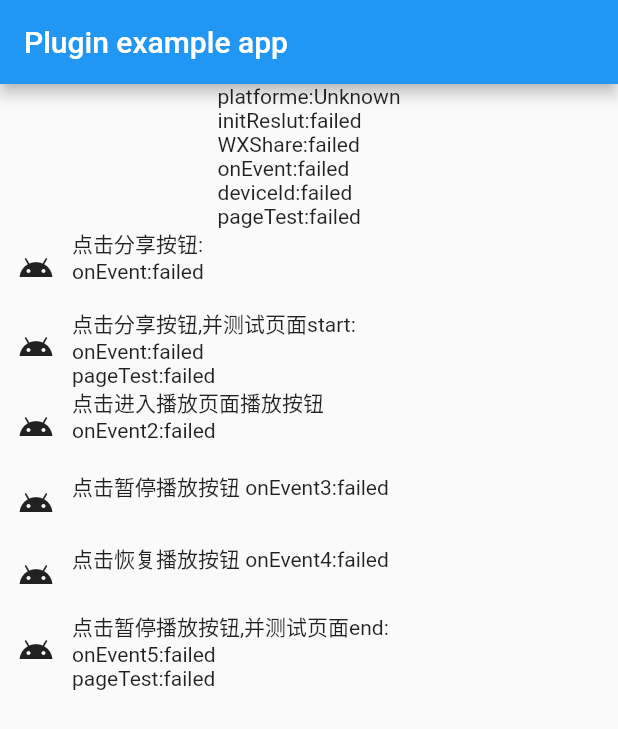
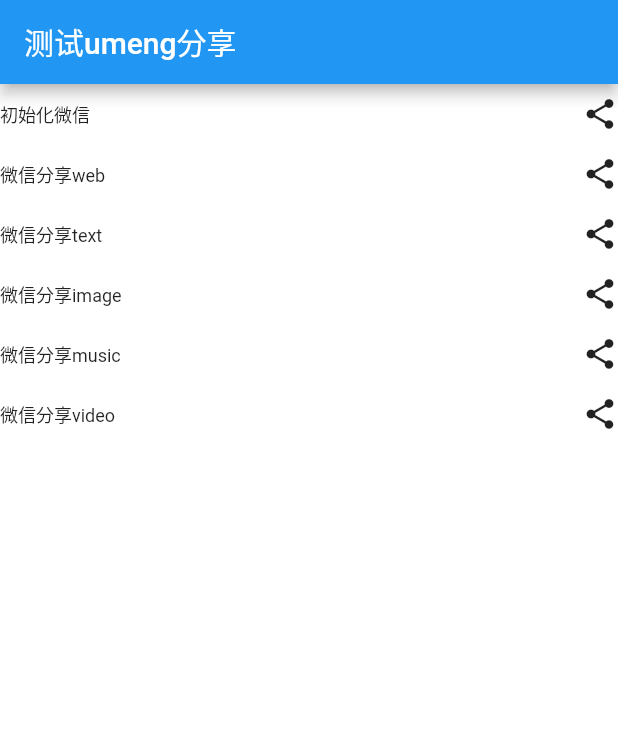
Before and after one commit to clouds0061/umeng, a Flutter app: the screen it shows after launch, on a phone screen of 412 x 824 dp. Shown: the top 729 px of the screen. Run offline on Flutter 3.47's test engine with Material 2 defaults, Android fonts, the phone set to English and light mode, and no system bars.

Commit message:
0.0.4 添加分享部分
添加微信分享，微博分享。

```diff
--- a/example/lib/main.dart
+++ b/example/lib/main.dart
@@ -20,6 +20,12 @@
   String _resultOnEvent = 'failed';
   String _resultGetDeviceId = 'failed';
   String _resultPage = 'failed';
+
+  String _resultText = 'failed'; //文本分享返回
+  String _resultWeb = 'failed'; //web分享返回
+  String _resultImage = 'failed'; //图片分享返回
+  String _resultMusic = 'failed'; //音乐分享返回
+  String _resultVideo = 'failed'; //视屏分享返回
   static const MethodChannel channel = const MethodChannel('umeng');
 
   @override
@@ -28,6 +34,12 @@
     initPlatformState();
     initUm();
     getDevice();
+    models.add(new Model('初始化微信'));
+    models.add(new Model('微信分享web'));
+    models.add(new Model('微信分享text'));
+    models.add(new Model('微信分享image'));
+    models.add(new Model('微信分享music'));
+    models.add(new Model('微信分享video'));
 //    onPageStart();
 //    Umeng.initShare('111', '111');
 //    Umeng.onResume();
@@ -89,6 +101,7 @@
       _resultOnEvent = _string;
     });
   }
+
   onEvent3() async {
     String _string;
     try {
@@ -100,6 +113,7 @@
       _resultOnEvent = _string;
     });
   }
+
   onEvent4() async {
     String _string;
     try {
@@ -124,6 +138,97 @@
     });
   }
 
+  //umeng 初始化微信
+  String initWXReslut = 'failed';
+
+  initWx() async {
+    String _string;
+    try {
+      _string = await Umeng.initWXShare("wx3d58ea2fd48e25d1", "3470678730");
+    } on Exception {
+      _string = 'wxShare failed!';
+    }
+    setState(() {
+      initWXReslut = _string;
+    });
+  }
+
+  //umeng 微信分享web
+  String wxShareResult = 'failed';
+
+  wXShare() async {
+    String _string;
+    try {
+      _string = await Umeng.wXShareWeb(
+          "https://wxapp.ztsafe.com/keyValue/static/image/mother_mini.png"
+      , "https://www.baidu.com", "测试分享");
+    } on Exception {
+      _string = 'wxShare failed!';
+    }
+    setState(() {
+      _resultWeb = _string;
+    });
+  }
+
+  //分享文本
+  wXShareText() async {
+    String _string;
+    try {
+      _string = await Umeng.wXShareText('测试文本分享');
+    } on Exception {
+      _string = 'wxShare failed!';
+    }
+    setState(() {
+      _resultText = _string;
+    });
+  }
+
+
+  //分享图片
+  wXShareImage() async {
+    String _string;
+    try {
+      _string = await Umeng.wXShareImage(
+          'https://wxapp.ztsafe.com/keyValue/static/image/mother_mini.png');
+    } on Exception {
+      _string = 'wxShare failed!';
+    }
+    setState(() {
+      _resultImage = _string;
+    });
+  }
+
+  //分享文本
+  wXShareMusic() async {
+    String _string;
+    try {
+      _string = await Umeng.wXShareMusic(
+          'https://music.163.com/#/user/event?id=1652788794', '', '房间',
+          '刘瑞琦的房间',
+          "https://timgsa.baidu.com/timg?image&quality=80&size=b9999_10000&sec=1540550772845&di=c98e6b72fea89c2ee6b62a3d515e50de&imgtype=0&src=http%3A%2F%2Fimge.kugou.com%2Fstdmusic%2F240%2F20160621%2F20160621011134921872.jpg");
+    } on Exception {
+      _string = 'wxShare failed!';
+    }
+    setState(() {
+      _resultMusic = _string;
+    });
+  }
+
+  //分享文本
+  wXShareVideo() async {
+    String _string;
+    try {
+      _string = await Umeng.wXShareVedio(
+          '与神同行片段', 'https://movie.douban.com/trailer/224638/#content', '与神同行'
+      , "");
+    } on Exception {
+      _string = 'wxShare failed!';
+    }
+    setState(() {
+      _resultVideo = _string;
+    });
+  }
+
   //获取device id
   getDevice() async {
     String _string;
@@ -137,17 +242,18 @@
     });
   }
 
-  wxShare() async {
-    String strings;
-    try {
-      strings = await Umeng.wxShare("hello!");
-    } on Exception {
-      strings = 'wxShare failed!';
-    }
-    setState(() {
-      _resultWxShare = strings;
-    });
-  }
+//
+//  wxShare() async {
+//    String strings;
+//    try {
+//      strings = await Umeng.wxShare("hello!");
+//    } on Exception {
+//      strings = 'wxShare failed!';
+//    }
+//    setState(() {
+//      _resultWxShare = strings;
+//    });
+//  }
 
   initPlatformState() async {
     String platformVersion;
@@ -174,7 +280,7 @@
     try {
 //      res = await Umeng.initUm('5bc44da0f1f556a593000135');//android
 //      res = await Umeng.initUmIos("5bc569f3f1f556e25a000245", "");//ipad
-      res = await Umeng.initUmIos("5bc3ef79f1f55675130000af", "");//iPhone
+      res = await Umeng.initUmIos("5bc3ef79f1f55675130000af", ""); //iPhone
     } on PlatformException {
       res = 'Failed to get init Umeng.';
     }
@@ -204,96 +310,81 @@
     });
   }
 
+
+  List<Model> models = new List();
+
   @override
   Widget build(BuildContext context) {
     // TODO: implement build
     return new MaterialApp(
+        title: '',
         home: new Scaffold(
             appBar: new AppBar(
-                title: const Text('Plugin example app'),
+                title: new Text('测试umeng分享'),
                 ),
-            body: new Column(children: <Widget>[
-              new Center(
-                  child:
-                  new Text('platforme:$_platformVersion\n'
-                      'initReslut:$_resultInit\n'
-                      'WXShare:$_resultWxShare\n'
-                      'onEvent:$_resultOnEvent\n'
-                      'deviceId:$_resultGetDeviceId\n'
-                      'pageTest:$_resultPage')),
-              new Center(
-                  child: new Row(children: <Widget>[
-                    new IconButton(
-                        icon: new Icon(Icons.android), onPressed: () {
-                      onEvent();
-//              wxShare();
-                    }),
-                    new Text('点击分享按钮:\n'
-                        'onEvent:$_resultOnEvent\n')
-                  ],)
+            body: new Container(
+                color: Colors.white,
+                width: double.infinity,
+                height: double.infinity,
+                child: new ListView.builder(
+                    itemCount: models.length, itemBuilder: buildItem,
+                    scrollDirection: Axis.vertical,),
+                ),
+            ),
+        );
+  }
+
+
+  Widget buildItem(BuildContext context, int index) {
+    return new Container(
+        height: 40.0,
+        width: double.infinity,
+        child: new Row(
+            children: <Widget>[
+              new Expanded(
+                  child: new Text(
+                      models[index].title, style: TextStyle(fontSize: 12.0),),
                   ),
-              new Center(
-                  child: new Row(children: <Widget>[
-                    new IconButton(
-                        icon: new Icon(Icons.android), onPressed: () {
-                      onEvent();
-                      onPageStart();
-//              wxShare();
-                    }),
-                    new Text('点击分享按钮,并测试页面start:\n'
-                        'onEvent:$_resultOnEvent\n'
-                        'pageTest:$_resultPage')
-                  ],)
-                  ),
-              new Center(
-                  child: new Row(children: <Widget>[
-                    new IconButton(
-                        icon: new Icon(Icons.android), onPressed: () {
-                      onEvent2();
-//              wxShare();
-                    }),
-                    new Text('点击进入播放页面播放按钮\n'
-                        'onEvent2:$_resultOnEvent\n')
-                  ],)
-                  ),
-              new Center(
-                  child: new Row(children: <Widget>[
-                    new IconButton(
-                        icon: new Icon(Icons.android), onPressed: () {
-                      onEvent3();
-//              wxShare();
-                    }),
-                    new Text('点击暂停播放按钮 '
-                        'onEvent3:$_resultOnEvent\n')
-                  ],)
-                  ),
-              new Center(
-                  child: new Row(children: <Widget>[
-                    new IconButton(
-                        icon: new Icon(Icons.android), onPressed: () {
-                      onEvent4();
-//                      onPageStart();
-//              wxShare();
-                    }),
-                    new Text('点击恢复播放按钮 '
-                        'onEvent4:$_resultOnEvent\n')
-                  ],)
-                  ),
-              new Center(
-                  child: new Row(children: <Widget>[
-                    new IconButton(
-                        icon: new Icon(Icons.android), onPressed: () {
-                      onEvent5();
-                      onPageEnd();
-//              wxShare();
-                    }),
-                    new Text('点击暂停播放按钮,并测试页面end:\n'
-                        'onEvent5:$_resultOnEvent\n'
-                        'pageTest:$_resultPage')
-                  ],)
-                  ),
-            ],)
-        ),
+//              new Text('Result: $_resultVideo'),
+              new Container(
+                  child: new GestureDetector(
+                      onTap: () {
+                        switch (models[index].title) {
+                          case '初始化微信':
+                            initWx();
+                            break;
+                          case '微信分享web':
+                            wXShare();
+                            break;
+                          case '微信分享text':
+                            wXShareText();
+                            break;
+                          case '微信分享image':
+                            wXShareImage();
+                            break;
+                          case '微信分享music':
+                            wXShareMusic();
+                            break;
+                          case '微信分享video':
+                            wXShareVideo();
+                            break;
+                        }
+                      },
+                      child: new Icon(Icons.share),
+                      )
+              )
+            ],
+            ),
         );
   }
 }
+
+class Model {
+  String title;
+
+//  Function function;
+
+
+  Model(this.title);
+
+}
```
Also changed, not shown: lib/umeng.dart (+88 -11 lines), lib/umengUtils.dart (added, +7 -0 lines), 170 other files.
